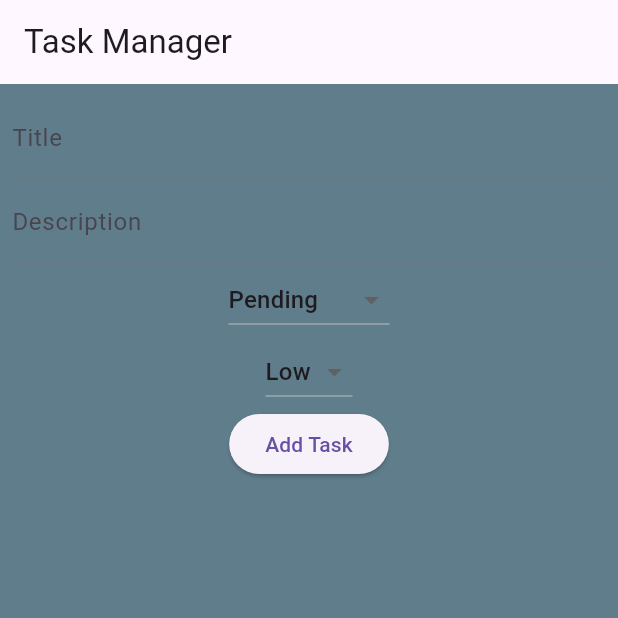
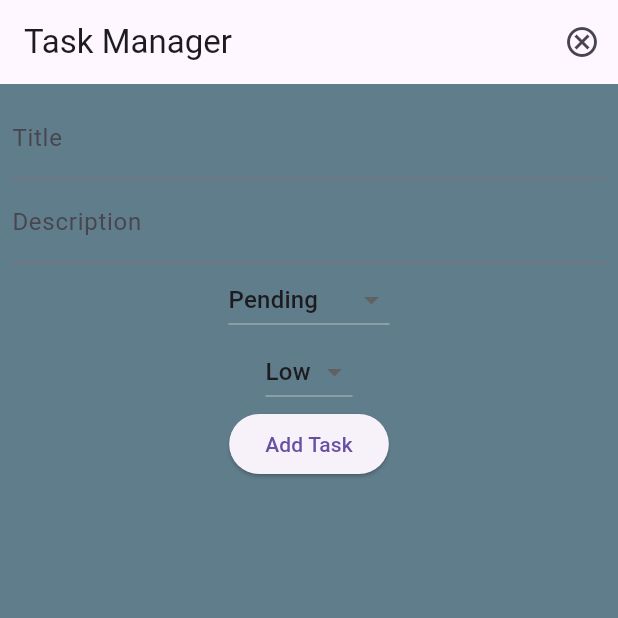
Before and after one commit to klevr-dev/tamer-flutter-test, a Flutter app: the screen it shows after launch, after a tap on the "add" icon, on a phone screen of 412 x 824 dp, the top half of it. Run offline on Flutter 3.47's test engine with Material 3 defaults, Android fonts, the phone set to English and light mode, and no system bars; our stand-ins replace image_picker, sqflite; accounts and stored records are empty.

Commit message:
mark as completed fixed and added cancel button for add task page

```diff
--- a/lib/models/task_model.dart
+++ b/lib/models/task_model.dart
@@ -3,11 +3,11 @@ import 'package:tamer_task/models/status_enum.dart';
 
 class Task {
   int? id;
-  final String? title;
-  final String? description;
-  final String? imagePath;
-  final Status? status;
-  final Priority? priority;
+  String? title;
+  String? description;
+  String? imagePath;
+  Status? status;
+  Priority? priority;
 
   Task(
       {this.id,
--- a/lib/pages/add_task_page.dart
+++ b/lib/pages/add_task_page.dart
@@ -71,6 +71,14 @@ class _TaskPageState extends State<AddTaskPage> {
       home: Scaffold(
         appBar: AppBar(
           title: Text('Task Manager'),
+          actions: [
+            IconButton(
+              icon: Icon(Icons.cancel_outlined),
+              onPressed: () {
+                Navigator.pop(context, true);
+              },
+            )
+          ],
         ),
         body: Column(
           children: [
@@ -121,23 +129,23 @@ class _TaskPageState extends State<AddTaskPage> {
                 ],
               ),
             ),
-            Expanded(
-              child: ListView.builder(
-                itemCount: _tasks.length,
-                itemBuilder: (context, index) {
-                  final task = _tasks[index];
-                  return ListTile(
-                    title: Text(task.title!),
-                    subtitle: Text(
-                        'Priority: ${task.priority.toString().split('.').last} - Status: ${task.status.toString().split('.').last}'),
-                    trailing: IconButton(
-                      icon: Icon(Icons.delete),
-                      onPressed: () => _deleteTask(task.id!),
-                    ),
-                  );
-                },
-              ),
-            ),
+            // Expanded(
+            //   child: ListView.builder(
+            //     itemCount: _tasks.length,
+            //     itemBuilder: (context, index) {
+            //       final task = _tasks[index];
+            //       return ListTile(
+            //         title: Text(task.title!),
+            //         subtitle: Text(
+            //             'Priority: ${task.priority.toString().split('.').last} - Status: ${task.status.toString().split('.').last}'),
+            //         trailing: IconButton(
+            //           icon: Icon(Icons.delete),
+            //           onPressed: () => _deleteTask(task.id!),
+            //         ),
+            //       );
+            //     },
+            //   ),
+            // ),
           ],
         ),
       ),
```
Also changed, not shown: lib/db/database_helper.dart (+12 -0 lines), lib/pages/task_details.dart (+23 -2 lines).
